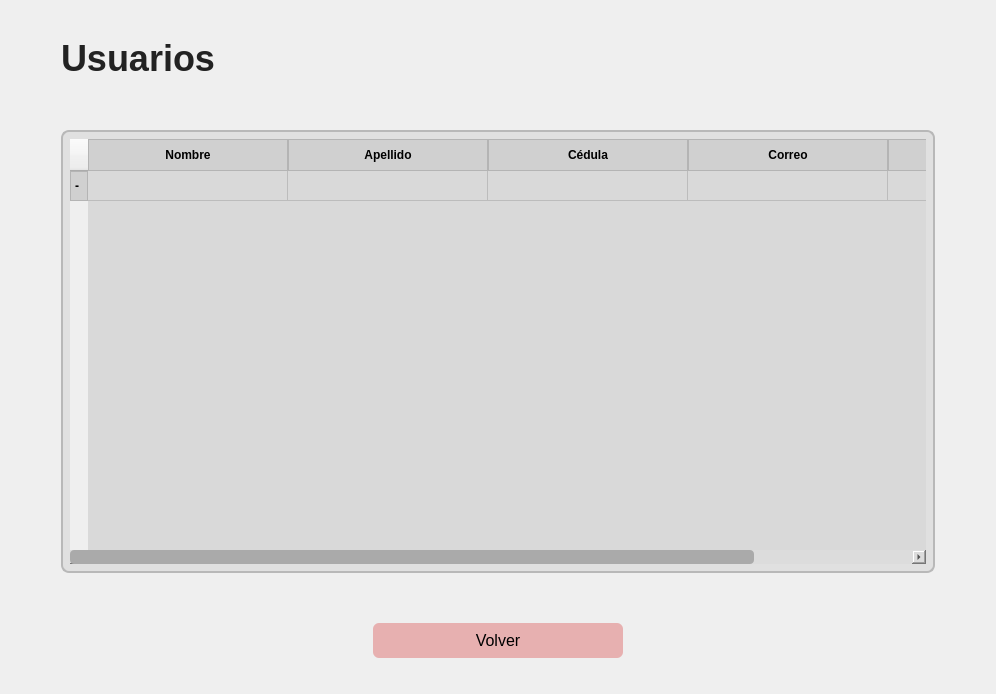
Before: the Qt Designer form app/windows/ui/users.ui in MoralesMortales/SIRCOM, drawn with Qt 5.
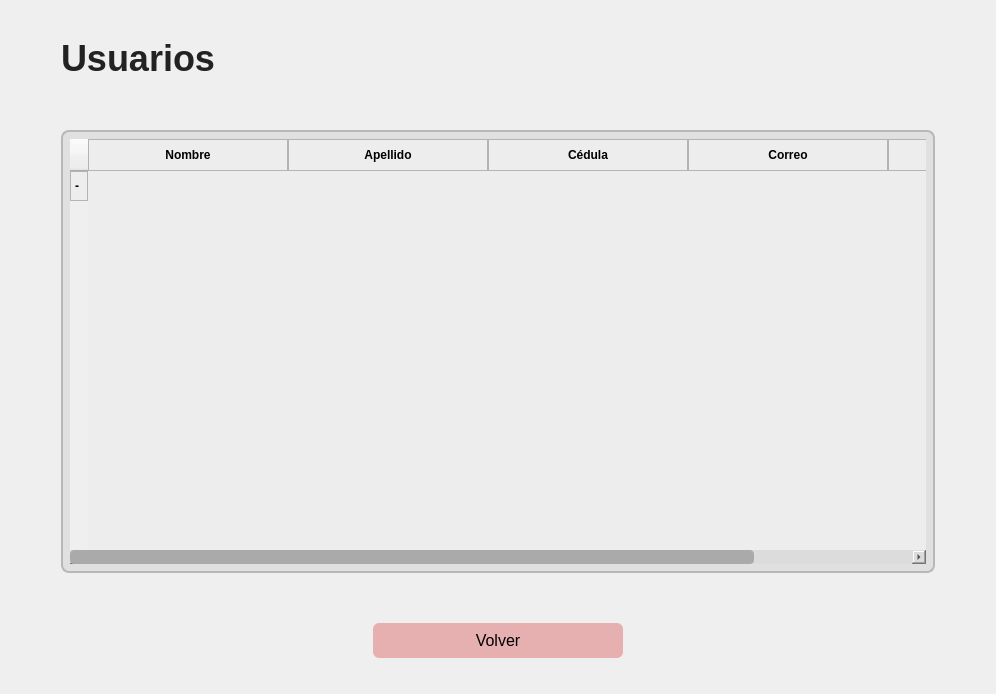
After: the same form once the commit is applied.

Patch:
```diff
--- a/app/windows/ui/users.ui
+++ b/app/windows/ui/users.ui
@@ -28,7 +28,7 @@
 }
 
 #menu {
-    background: #D9D9D9;
+    background: #ededed;
     border-bottom: 1.5px solid #bdbdbd;
 }
 
@@ -105,15 +105,15 @@
 
 
 QTableWidget {
-    background: #D9D9D9;
-    gridline-color: #bcbcbc;
+    background: #ededed;
+    gridline-color: transparent;
     border-radius: 8px;
     font-size: 14px;
     color: #222;
 }
 
 QHeaderView::section {
-    background: #d0d0d0;
+    background: #EDEDED;
     padding: 6px 4px;
     font-weight: bold;
     border: 1px solid #b4b4b4;
```
